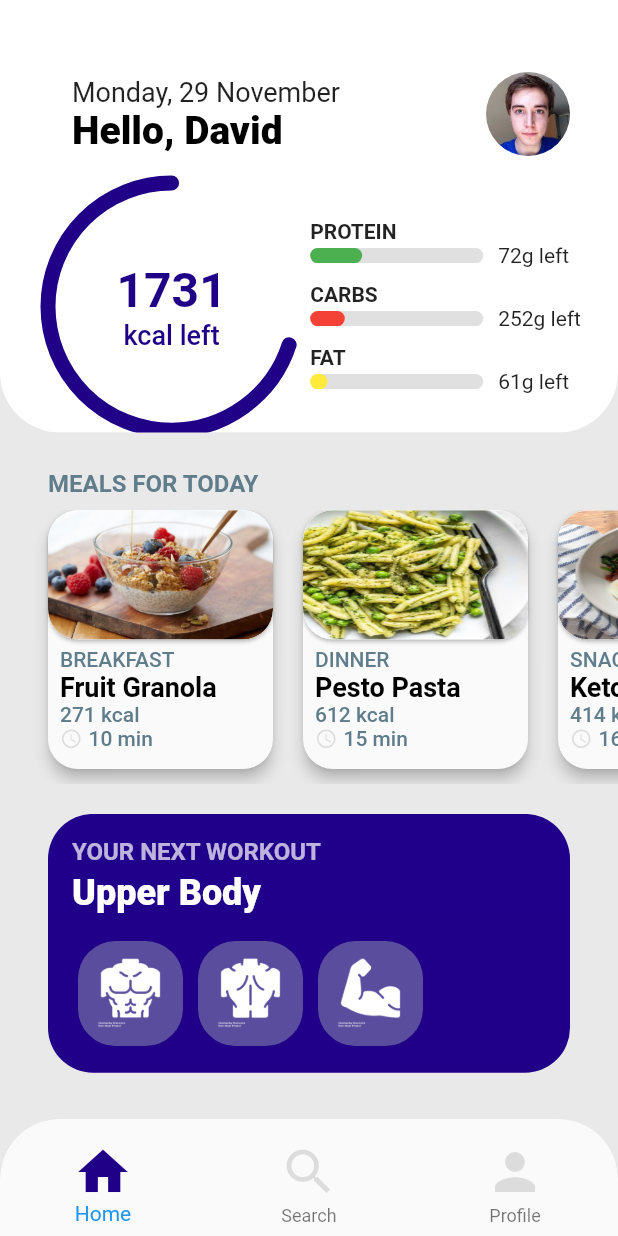
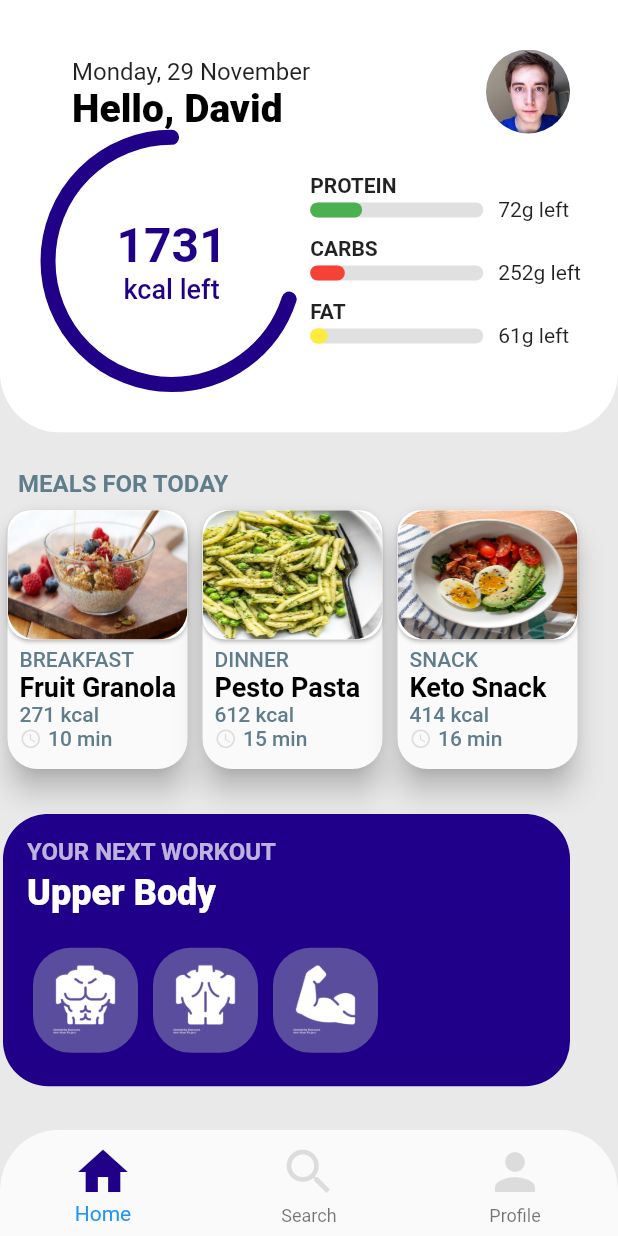
Before and after one commit to db1721/Traing-and-Diet-App-with-Flutter, a Flutter app: the screen it shows after launch, on a phone screen of 412 x 824 dp. Run offline on Flutter 3.47's test engine with Material 2 defaults, Android fonts, the phone set to English and light mode, and no system bars.

Commit message:
20212911

```diff
--- a/lib/ui/pages/profile_screen.dart
+++ b/lib/ui/pages/profile_screen.dart
@@ -28,7 +28,7 @@ class ProfileScreen extends StatelessWidget {
           items: [
             BottomNavigationBarItem(
               icon: Padding(
-                padding: const EdgeInsets.only(top: 8.0),
+                padding: const EdgeInsets.only(top: 1.0),
                 child: Icon(Icons.home),
               ),
               title: Text(
@@ -39,7 +39,7 @@ class ProfileScreen extends StatelessWidget {
             BottomNavigationBarItem(
               icon: Padding(
                 child: Icon(Icons.search),
-                padding: const EdgeInsets.only(top: 8.0),
+                padding: const EdgeInsets.only(top: 1.0),
               ),
               title: Text(
                 "Search",
@@ -49,7 +49,7 @@ class ProfileScreen extends StatelessWidget {
             BottomNavigationBarItem(
               icon: Padding(
                 child: Icon(Icons.person),
-                padding: const EdgeInsets.only(top: 8.0),
+                padding: const EdgeInsets.only(top: 1.0),
               ),
               title: Text(
                 "Profile",
@@ -73,7 +73,7 @@ class ProfileScreen extends StatelessWidget {
               child: Container(
                 color: Colors.white,
                 padding: const EdgeInsets.only(
-                    top: 40, left: 32, right: 16, bottom: 10),
+                    top: 25, left: 32, right: 16, bottom: 10),
                 child: Column(
                   crossAxisAlignment: CrossAxisAlignment.start,
                   children: <Widget>[
@@ -82,7 +82,7 @@ class ProfileScreen extends StatelessWidget {
                         "${DateFormat("EEEE").format(today)}, ${DateFormat("d MMMM").format(today)}",
                         style: TextStyle(
                           fontWeight: FontWeight.w400,
-                          fontSize: 18,
+                          fontSize: 16,
                         ),
                       ),
                       subtitle: Text(
@@ -102,14 +102,14 @@ class ProfileScreen extends StatelessWidget {
                       children: <Widget>[
                         _RadialProgress(
                           width: width * 0.4,
-                          height: width * 0.4,
+                          height: width * 0.325,
                           progress: 0.7,
                         ),
                         SizedBox(
                           width: 10,
                         ),
                         Column(
-                          mainAxisAlignment: MainAxisAlignment.spaceBetween,
+                          mainAxisAlignment: MainAxisAlignment.spaceEvenly,
                           mainAxisSize: MainAxisSize.max,
                           crossAxisAlignment: CrossAxisAlignment.start,
                           children: <Widget>[
@@ -161,7 +161,7 @@ class ProfileScreen extends StatelessWidget {
                   Padding(
                     padding: const EdgeInsets.only(
                       bottom: 8,
-                      left: 32,
+                      left: 12,
                       right: 16,
                     ),
                     child: Text(
@@ -178,7 +178,7 @@ class ProfileScreen extends StatelessWidget {
                       child: Row(
                         children: <Widget>[
                           SizedBox(
-                            width: 32,
+                            width: 5,
                           ),
                           for (int i = 0; i < meals.length; i++)
                             _MealCard(
@@ -205,7 +205,7 @@ class ProfileScreen extends StatelessWidget {
                           onTap: openContainer,
                           child: Container(
                             margin: const EdgeInsets.only(
-                                bottom: 10, left: 32, right: 32),
+                                bottom: 1, left: 2, right: 32),
                             decoration: BoxDecoration(
                               borderRadius:
                                   BorderRadius.all(Radius.circular(30)),
@@ -473,12 +473,12 @@ class _MealCard extends StatelessWidget {
   Widget build(BuildContext context) {
     return Container(
       margin: const EdgeInsets.only(
-        right: 20,
+        right: 10,
         bottom: 10,
       ),
       child: Material(
         borderRadius: BorderRadius.all(Radius.circular(20)),
-        elevation: 4,
+        elevation: 8,
         child: Column(
           crossAxisAlignment: CrossAxisAlignment.start,
           mainAxisSize: MainAxisSize.max,
@@ -487,7 +487,7 @@ class _MealCard extends StatelessWidget {
               fit: FlexFit.tight,
               child: OpenContainer(
                 closedShape: RoundedRectangleBorder(
-                    borderRadius: BorderRadius.all(Radius.circular(20))),
+                    borderRadius: BorderRadius.all(Radius.circular(15))),
                 transitionDuration: const Duration(milliseconds: 1000),
                 openBuilder: (context, _) {
                   return MealDetailScreen(
@@ -501,7 +501,7 @@ class _MealCard extends StatelessWidget {
                       borderRadius: BorderRadius.all(Radius.circular(20)),
                       child: Image.asset(
                         meal.imagePath,
-                        width: 150,
+                        width: 120,
                         fit: BoxFit.fill,
                       ),
                     ),
```
Also changed, not shown: 3 other files.
